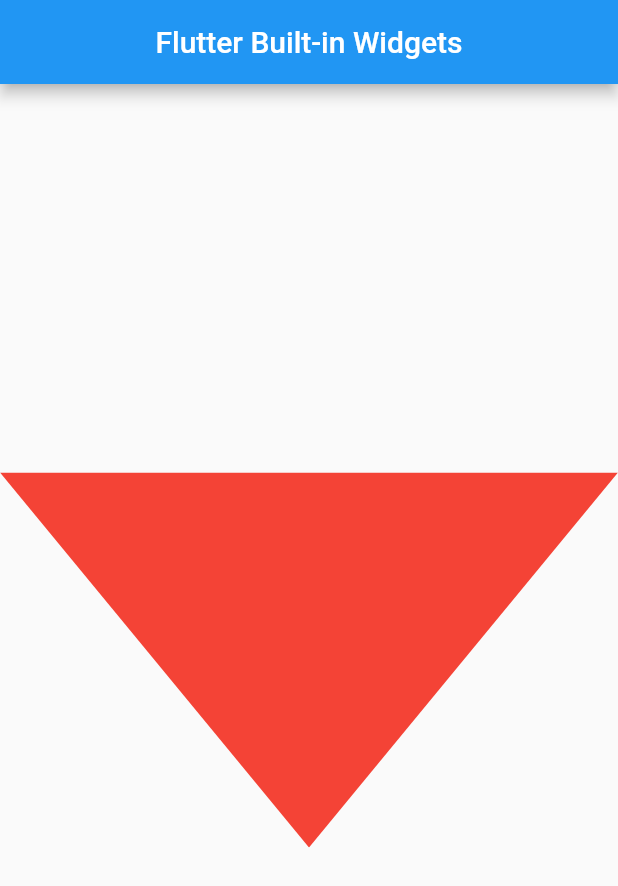
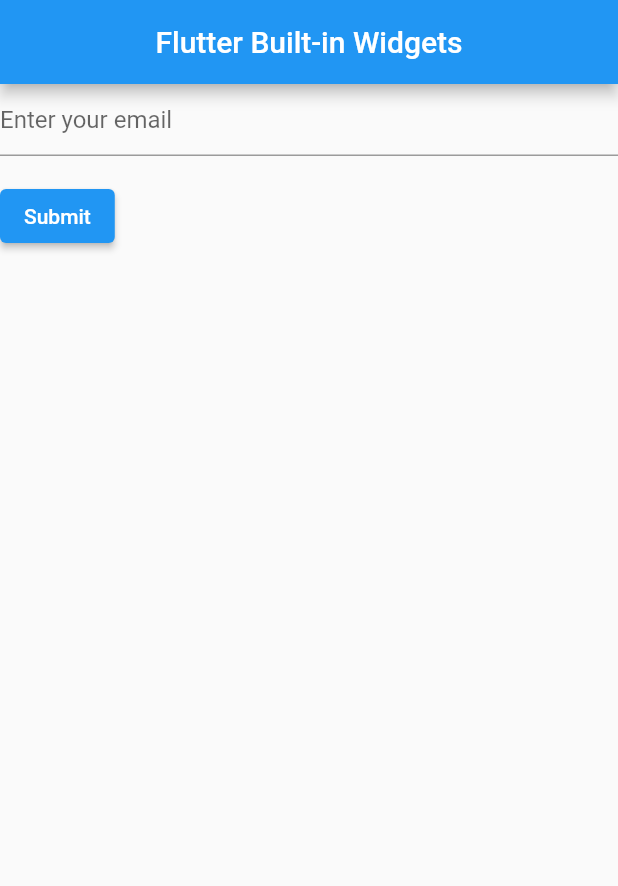
Before and after one commit to xiayulu/flutter-widget-overview, a Flutter app: the screen it shows after launch, on a phone screen of 412 x 824 dp. Shown: the top 886 px of the screen. Run offline on Flutter 3.47's test engine with Material 2 defaults, Android fonts, the phone set to English and light mode, and no system bars.

Commit message:
feat: form

```diff
--- a/lib/main.dart
+++ b/lib/main.dart
@@ -4,6 +4,8 @@
 import 'package:lab/src/actions/buttons.dart';
 import 'package:lab/src/actions/fab.dart';
 import 'package:lab/src/container/align.dart';
+import 'package:lab/src/container/future_builder.dart';
+import 'package:lab/src/form/form.dart';
 import 'package:lab/src/layout/baseline.dart';
 import 'package:lab/src/container/center.dart';
 import 'package:lab/src/layout/column.dart';
@@ -40,7 +42,7 @@
           centerTitle: true,
           title: Text("Flutter Built-in Widgets"),
         ),
-        body: Center(child: ExClipPath()),
+        body: Center(child: ExForm()),
       ),
     );
   }
--- /dev/null
+++ b/lib/src/form/form.dart
@@ -0,0 +1,49 @@
+import 'package:flutter/material.dart';
+
+class ExForm extends StatefulWidget {
+  const ExForm({super.key});
+
+  @override
+  State<ExForm> createState() => _ExFormState();
+}
+
+class _ExFormState extends State<ExForm> {
+  final GlobalKey<FormState> _formKey = GlobalKey<FormState>();
+
+  @override
+  Widget build(BuildContext context) {
+    return Form(
+      key: _formKey,
+      child: Column(
+        crossAxisAlignment: CrossAxisAlignment.start,
+        children: <Widget>[
+          TextFormField(
+            decoration: const InputDecoration(
+              hintText: 'Enter your email',
+            ),
+            validator: (String? value) {
+              if (value == null || value.isEmpty) {
+                return 'Please enter some text';
+              }
+              return null;
+            },
+          ),
+          Padding(
+            padding: const EdgeInsets.symmetric(vertical: 16.0),
+            child: ElevatedButton(
+              onPressed: () {
+                // Validate will return true if the form is valid, or false if
+                // the form is invalid.
+                if (_formKey.currentState!.validate()) {
+                  // Process data.
+                  print("ok");
+                }
+              },
+              child: const Text('Submit'),
+            ),
+          ),
+        ],
+      ),
+    );
+  }
+}
```
Also changed, not shown: lib/src/container/future_builder.dart (added, +72 -0 lines), 3 other files.
